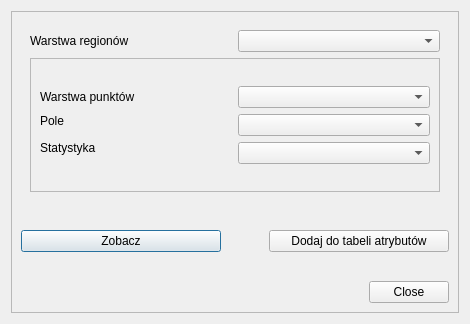
This is zonal_stat_dialog_base.ui in adamczi/qgis_Zonal_Statistics as Qt 5 draws it before an edit. The edited form follows.
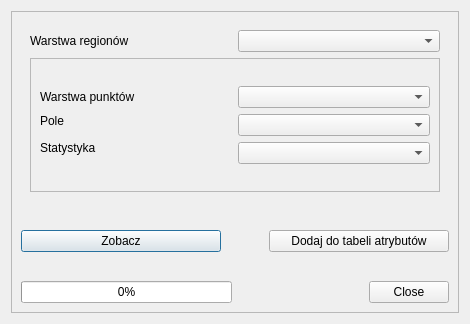
This is the edited form.

What changed in the file:
```diff
--- a/zonal_stat_dialog_base.ui
+++ b/zonal_stat_dialog_base.ui
@@ -204,20 +204,11 @@
       <item row="2" column="0">
        <layout class="QHBoxLayout" name="horizontalLayout_4">
         <item>
-         <spacer name="horizontalSpacer">
-          <property name="orientation">
-           <enum>Qt::Horizontal</enum>
+         <widget class="QProgressBar" name="progressBar">
+          <property name="value">
+           <number>0</number>
           </property>
-          <property name="sizeType">
-           <enum>QSizePolicy::Fixed</enum>
-          </property>
-          <property name="sizeHint" stdset="0">
-           <size>
-            <width>300</width>
-            <height>20</height>
-           </size>
-          </property>
-         </spacer>
+         </widget>
         </item>
         <item>
          <widget class="QDialogButtonBox" name="button_box">
```
Left out of the diff: 30 changed lines with no effect on the pictures.
